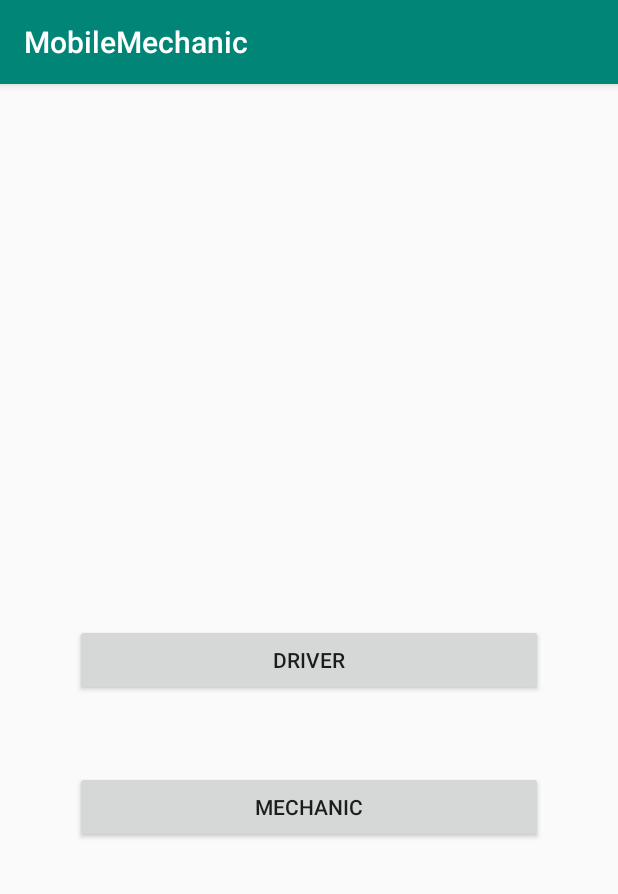
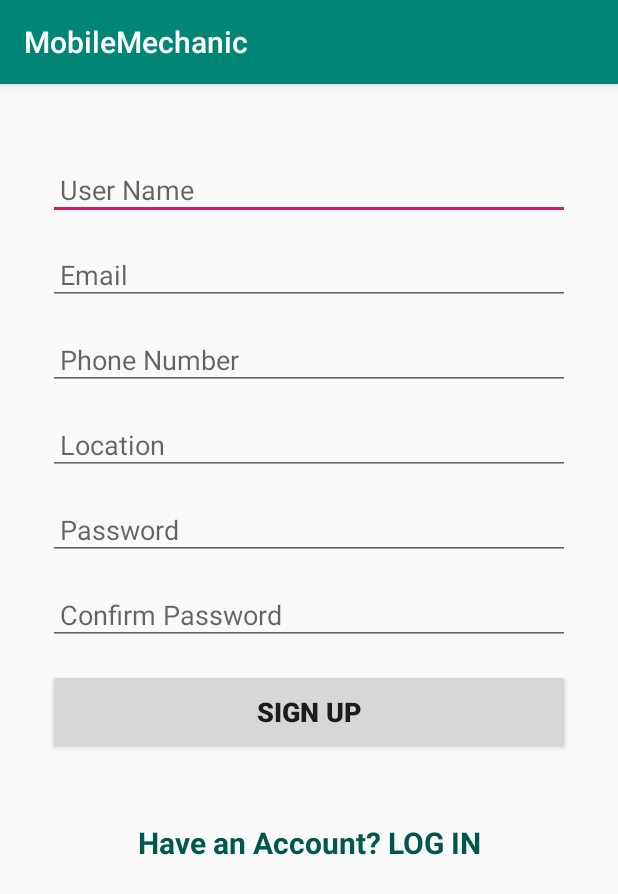
Before and after one commit to BrendahWotia/MechanicApp, an Android app: the screen it shows after launch (MainActivity before the commit, signUp after it), on a phone screen of 412 x 824 dp. Shown: the top 894 px of the screen. Run offline under Robolectric (Android 15) with nearby library versions, the phone set to English and light mode, and no system bars; our stand-ins replace Firebase (no records; nobody signed in at launch, a user with empty details on screens opened directly).

Commit message:
sign in and sign out

```diff
--- a/app/src/main/java/com/example/mobilemechanic/Mechanic.java
+++ b/app/src/main/java/com/example/mobilemechanic/Mechanic.java
@@ -74,7 +74,7 @@ public class Mechanic extends AppCompatActivity {
         uploadButton.setOnClickListener(new View.OnClickListener() {
             @Override
             public void onClick(View v) {
-//                mProgress.setVisibility(View.VISIBLE);
+                mProgress.setVisibility(View.VISIBLE);
 //                uploadDetails();
                 receiveEntries();
             }
@@ -147,12 +147,13 @@ public class Mechanic extends AppCompatActivity {
                                 databaseReference.child(key).setValue(mechanic);
 
                                 Toast.makeText(Mechanic.this, "Success Key retention...", Toast.LENGTH_LONG).show();
+                                mProgress.setVisibility(View.INVISIBLE);
                                 backToProfile(nameMech, phoneMech,locationMech, emailMech, sImage);
                             }
                         }).addOnFailureListener(new OnFailureListener() {
                             @Override
                             public void onFailure(@NonNull Exception e) {
-
+                                mProgress.setVisibility(View.INVISIBLE);
                                 Toast.makeText(Mechanic.this, "Database Fail...", Toast.LENGTH_SHORT).show();
                             }
                         });
--- /dev/null
+++ b/app/src/main/java/com/example/mobilemechanic/signUp.java
@@ -0,0 +1,150 @@
+package com.example.mobilemechanic;
+
+import androidx.annotation.NonNull;
+import androidx.appcompat.app.AppCompatActivity;
+
+import android.content.Context;
+import android.content.Intent;
+import android.content.SharedPreferences;
+import android.net.ConnectivityManager;
+import android.os.Bundle;
+import android.util.Log;
+import android.view.View;
+import android.widget.Button;
+import android.widget.EditText;
+import android.widget.TextView;
+import android.widget.Toast;
+
+import com.google.android.gms.tasks.OnCompleteListener;
+import com.google.android.gms.tasks.Task;
+import com.google.firebase.auth.AuthResult;
+import com.google.firebase.auth.FirebaseAuth;
+import com.google.firebase.auth.FirebaseUser;
+import com.google.firebase.database.DatabaseReference;
+import com.google.firebase.database.FirebaseDatabase;
+
+public class signUp extends AppCompatActivity {
+    private static FirebaseAuth mAuth;
+
+    EditText etPassword, etUserName, etPhone, etMail, etConfirmPassword, etLocation;
+
+    @Override
+    protected void onCreate(Bundle savedInstanceState) {
+        super.onCreate(savedInstanceState);
+        setContentView(R.layout.activity_sign_up);
+
+        mAuth = FirebaseAuth.getInstance();
+
+        etMail = findViewById(R.id.etMail);
+        etPassword = findViewById(R.id.etPassword);
+        etUserName = findViewById(R.id.etUserName);
+        etPhone = findViewById(R.id.etPhone);
+        etConfirmPassword = findViewById(R.id.etConfirmPassword_signUp);
+        etLocation = findViewById(R.id.etLocation);
+
+        Button registerBtn = findViewById(R.id.registerBtn_signUp);
+
+        TextView logBtn = findViewById(R.id.logInTxt_signUp);
+        logBtn.setOnClickListener(new View.OnClickListener() {
+            @Override
+            public void onClick(View v) {
+                Intent logIntent = new Intent(signUp.this, signIn.class);
+                startActivity(logIntent);
+            }
+        });
+
+        registerBtn.setOnClickListener(new View.OnClickListener() {
+            @Override
+            public void onClick(View view) {
+
+                if (isNetworkConnected()) {
+
+                    String email = etMail.getText().toString().trim();
+                    String password = etPassword.getText().toString().trim();
+                    String confirmPassword = etConfirmPassword.getText().toString().trim();
+                    String userName = etUserName.getText().toString().trim();
+                    String phone = etPhone.getText().toString().trim();
+                    String location = etLocation.getText().toString().trim();
+
+                    if (userName.isEmpty()) {
+                        etUserName.setError("User Name Required");
+
+                    } else if (email.isEmpty()) {
+                        etMail.setError("E-Mail Address Required");
+
+                    } else if (phone.isEmpty()) {
+                        etPhone.setError("Phone Number Required");
+
+                    } else if (phone.length() < 10) {
+                        etPhone.setError("Phone Number Too Short");
+
+                    } else if (location.isEmpty()) {
+                        etLocation.setError("Location Required");
+
+                    } else if (password.isEmpty()) {
+                        etPassword.setError("Password Required");
+
+                    } else if (password.length() < 6) {
+                        etPassword.setError("PassWord Too Short");
+
+                    } else if (confirmPassword.isEmpty()) {
+                        etConfirmPassword.setError("Confirm Password Required");
+
+                    } else if (!password.equals(confirmPassword)) {
+                        etConfirmPassword.setError("Confirm Password Do not Match ");
+
+                    }
+                    else {
+
+                        registerUser(email, password);
+
+                    }
+
+                } else {
+                    Toast.makeText(signUp.this, R.string.No_network, Toast.LENGTH_LONG).show();
+                }
+            }
+        });
+    }
+    public boolean isNetworkConnected() {
+        ConnectivityManager cm = (ConnectivityManager) getSystemService(Context.CONNECTIVITY_SERVICE);
+
+        return cm.getActiveNetworkInfo() != null && cm.getActiveNetworkInfo().isConnected();
+    }
+
+    private void updateUI() {
+        Intent autoIntent = new Intent(this, MainActivity.class);
+        startActivity(autoIntent);
+    }
+
+    private void registerUser(String email, String password) {
+        mAuth.createUserWithEmailAndPassword(email, password)
+                .addOnCompleteListener(this, new OnCompleteListener<AuthResult>() {
+                    @Override
+                    public void onComplete(@NonNull Task<AuthResult> task) {
+                        if (task.isSuccessful()) {
+                            // Sign in success, update UI with the signed-in user's information
+                            FirebaseUser user = mAuth.getCurrentUser();
+                            if (user != null) {
+                                updateUI();
+                            }
+
+                        } else {
+                            // If sign in fails, display a message to the user.
+                            if (task.getException().getMessage().equals("The email address is already in use by another account.")) {
+                                Toast.makeText(signUp.this, "Your E mail is already registered Try Log In...", Toast.LENGTH_LONG).show();
+                            }
+
+                            if (task.getException().getMessage().equals("The email address is badly formatted.")) {
+//                                Toast.makeText(SignUp.this, "Bad Format E mail...", Toast.LENGTH_LONG).show();
+                                etMail.setError("Bad Format for E-Mail Address");
+                            }
+                        }
+
+                        // ...
+                    }
+                });
+    }
+
+
+}
--- /dev/null
+++ b/app/src/main/res/layout/activity_sign_up.xml
@@ -0,0 +1,150 @@
+<?xml version="1.0" encoding="utf-8"?>
+<ScrollView android:layout_height="match_parent"
+    android:layout_width="match_parent"
+    xmlns:android="http://schemas.android.com/apk/res/android" >
+<androidx.constraintlayout.widget.ConstraintLayout xmlns:android="http://schemas.android.com/apk/res/android"
+    xmlns:app="http://schemas.android.com/apk/res-auto"
+    xmlns:tools="http://schemas.android.com/tools"
+    android:layout_width="match_parent"
+    android:layout_height="match_parent"
+    tools:context=".signUp">
+        <EditText
+            android:id="@+id/etUserName"
+            android:layout_width="0dp"
+            android:layout_height="wrap_content"
+            android:layout_marginStart="32dp"
+            android:layout_marginLeft="32dp"
+            android:layout_marginTop="50dp"
+            android:layout_marginEnd="32dp"
+            android:layout_marginRight="32dp"
+            android:drawablePadding="8dp"
+            android:hint="User Name"
+            android:inputType="textPersonName"
+            android:padding="8dp"
+            app:layout_constraintEnd_toEndOf="parent"
+            app:layout_constraintStart_toStartOf="parent"
+            app:layout_constraintTop_toTopOf="parent" />
+
+        <EditText
+            android:id="@+id/etMail"
+            android:layout_width="0dp"
+            android:layout_height="wrap_content"
+            android:layout_marginStart="32dp"
+            android:layout_marginLeft="32dp"
+            android:layout_marginTop="16dp"
+            android:layout_marginEnd="32dp"
+            android:layout_marginRight="32dp"
+            android:drawablePadding="8dp"
+            android:hint="Email"
+            android:inputType="textEmailAddress"
+            android:padding="8dp"
+            app:layout_constraintEnd_toEndOf="parent"
+            app:layout_constraintStart_toStartOf="parent"
+            app:layout_constraintTop_toBottomOf="@id/etUserName" />
+
+        <EditText
+            android:id="@+id/etPhone"
+            android:layout_width="0dp"
+            android:layout_height="wrap_content"
+            android:layout_marginStart="32dp"
+            android:layout_marginLeft="32dp"
+            android:layout_marginTop="16dp"
+            android:layout_marginEnd="32dp"
+            android:layout_marginRight="32dp"
+            android:drawablePadding="8dp"
+            android:hint="Phone Number"
+            android:inputType="phone"
+            android:padding="8dp"
+            app:layout_constraintEnd_toEndOf="parent"
+            app:layout_constraintStart_toStartOf="parent"
+            app:layout_constraintTop_toBottomOf="@id/etMail" />
+
+        <EditText
+            android:id="@+id/etLocation"
+            android:layout_width="0dp"
+            android:layout_height="wrap_content"
+            android:layout_marginStart="32dp"
+            android:layout_marginLeft="32dp"
+            android:layout_marginTop="16dp"
+            android:layout_marginEnd="32dp"
+            android:layout_marginRight="32dp"
+            android:drawablePadding="8dp"
+            android:hint="Location"
+            android:inputType="text"
+            android:padding="8dp"
+            app:layout_constraintEnd_toEndOf="parent"
+            app:layout_constraintStart_toStartOf="parent"
+            app:layout_constraintTop_toBottomOf="@id/etPhone" />
+
+        <EditText
+            android:id="@+id/etPassword"
+            android:layout_width="0dp"
+            android:layout_height="wrap_content"
+            android:layout_marginStart="32dp"
+            android:layout_marginLeft="32dp"
+            android:layout_marginTop="16dp"
+            android:layout_marginEnd="32dp"
+            android:layout_marginRight="32dp"
+            android:drawablePadding="8dp"
+            android:hint="Password"
+            android:inputType="textPassword"
+            android:padding="8dp"
+            app:layout_constraintEnd_toEndOf="parent"
+            app:layout_constraintStart_toStartOf="parent"
+            app:layout_constraintTop_toBottomOf="@id/etLocation" />
+
+        <EditText
+            android:id="@+id/etConfirmPassword_signUp"
+            android:layout_width="0dp"
+            android:layout_height="wrap_content"
+            android:layout_marginStart="32dp"
+            android:layout_marginLeft="32dp"
+            android:layout_marginTop="16dp"
+            android:layout_marginEnd="32dp"
+            android:layout_marginRight="32dp"
+            android:drawablePadding="8dp"
+            android:hint="Confirm Password"
+            android:inputType="textPassword"
+            android:padding="8dp"
+            app:layout_constraintEnd_toEndOf="parent"
+            app:layout_constraintStart_toStartOf="parent"
+            app:layout_constraintTop_toBottomOf="@id/etPassword" />
+
+
+    <TextView
+        android:id="@+id/logInTxt_signUp"
+        android:layout_width="wrap_content"
+        android:layout_height="wrap_content"
+        android:layout_marginStart="32dp"
+        android:layout_marginLeft="32dp"
+        android:layout_marginTop="45dp"
+        android:layout_marginEnd="32dp"
+        android:layout_marginRight="32dp"
+        android:layout_marginBottom="10dp"
+        android:text="Have an Account? LOG IN"
+        android:textColor="@color/colorPrimaryDark"
+        android:textSize="20sp"
+        android:textStyle="bold"
+        app:layout_constraintTop_toBottomOf="@id/registerBtn_signUp"
+        app:layout_constraintEnd_toEndOf="parent"
+        app:layout_constraintStart_toStartOf="parent"/>
+
+        <Button
+            android:id="@+id/registerBtn_signUp"
+            android:layout_width="0dp"
+            android:layout_height="wrap_content"
+            android:layout_marginStart="32dp"
+            android:layout_marginLeft="32dp"
+            android:layout_marginTop="16dp"
+            android:layout_marginEnd="32dp"
+            android:layout_marginRight="32dp"
+            android:padding="16dp"
+            android:text="SIGN UP"
+            android:textSize="18sp"
+            android:textStyle="bold"
+            app:layout_constraintEnd_toEndOf="parent"
+            app:layout_constraintStart_toStartOf="parent"
+            app:layout_constraintTop_toBottomOf="@id/etConfirmPassword_signUp"
+            />
+</androidx.constraintlayout.widget.ConstraintLayout>
+</ScrollView>
```
Also changed, not shown: app/src/main/AndroidManifest.xml (+13 -4 lines), app/src/main/java/com/example/mobilemechanic/FirstScreen.java (added, +38 -0 lines), app/src/main/java/com/example/mobilemechanic/pol.gradle (deleted, +0 -43 lines), app/src/main/java/com/example/mobilemechanic/signIn.java (added, +110 -0 lines), app/src/main/res/layout/activity_first_screen.xml (added, +63 -0 lines), app/src/main/res/layout/activity_mechanic.xml (+7 -1 lines), app/src/main/res/layout/activity_sign_in.xml (added, +62 -0 lines).
